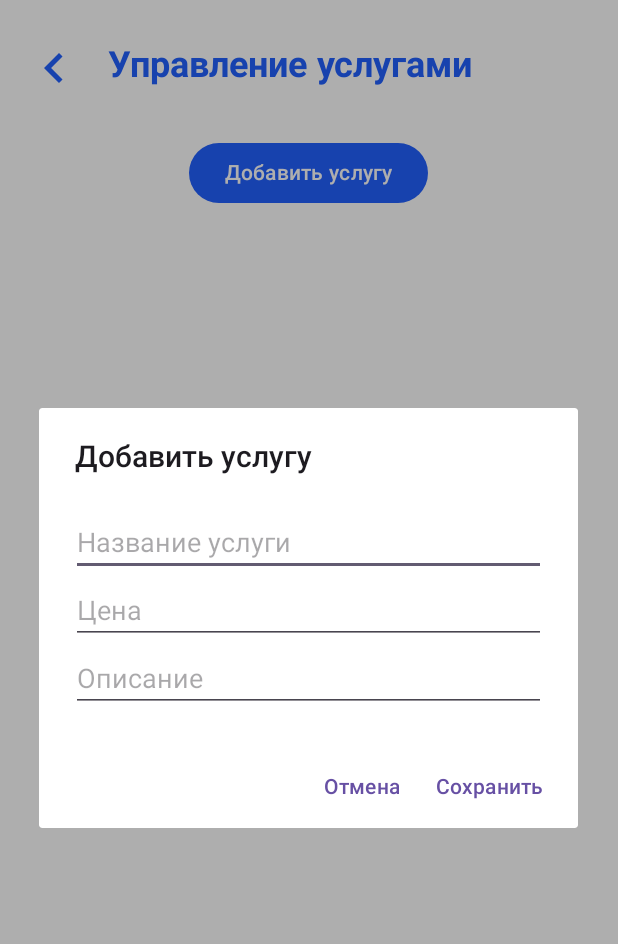
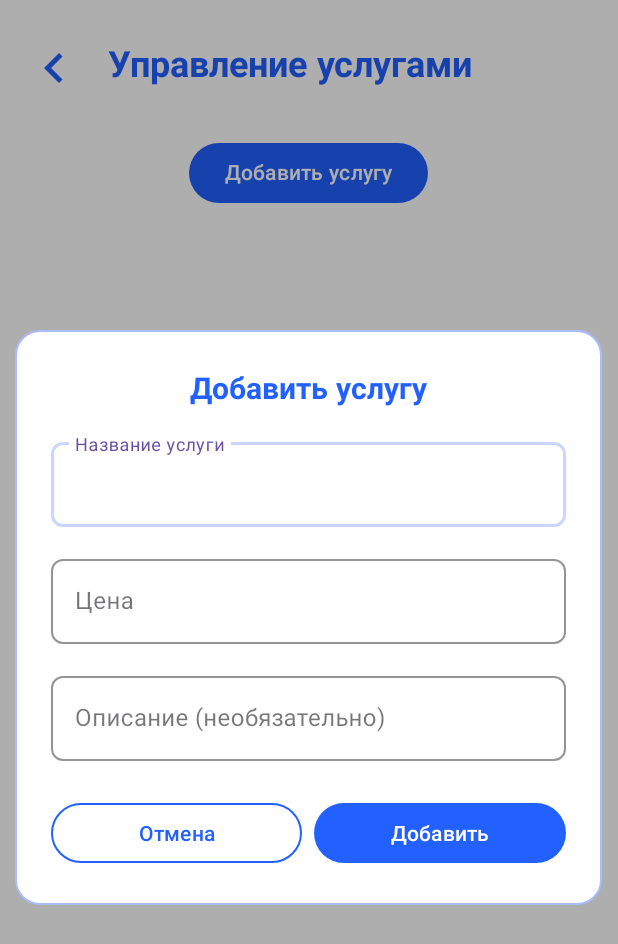
Before and after one commit to cherrra/Application, an Android app: the ServicesAdminActivity screen opened directly, with no data from a screen before it, after a tap on "Добавить услугу", on a phone screen of 412 x 824 dp. Shown: the top 944 px of the screen. Run offline under Robolectric (Android 15) with nearby library versions, the phone set to English and light mode, and no system bars; 4 statements that could not run were skipped.

Commit message:
upd: dialog window adm

```diff
--- a/app/src/main/java/com/example/application/ui/view/admin/ServicesAdminActivity.java
+++ b/app/src/main/java/com/example/application/ui/view/admin/ServicesAdminActivity.java
@@ -24,6 +24,7 @@ import com.example.application.R;
 import com.example.application.data.model.Service;
 import com.example.application.ui.viewmodel.ServiceViewModel;
 import com.example.application.utils.EncryptedSharedPrefs;
+import com.google.android.material.textfield.TextInputEditText;
 
 import org.json.JSONObject;
 
@@ -204,18 +205,106 @@ public class ServicesAdminActivity extends AppCompatActivity {
         button.setPadding(0, 0, 0, 0);
         button.setOnTouchListener(createTouchListener());
     }
+//    private void showAddServiceDialog() {
+//        showServiceDialog(null, "Добавить услугу", (name, price, description) -> {
+//            addService(name, price, description);
+//        });
+//    }
+//
+//    private void showEditServiceDialog(Service service) {
+//        showServiceDialog(service, "Редактировать услугу", (name, price, description) -> {
+//            updateService(service.getIdService(), name, price, description);
+//        });
+//    }
+
     private void showAddServiceDialog() {
-        showServiceDialog(null, "Добавить услугу", (name, price, description) -> {
-            addService(name, price, description);
+        View dialogView = getLayoutInflater().inflate(R.layout.dialog_add_service, null);
+
+        AlertDialog dialog = new AlertDialog.Builder(this)
+                .setView(dialogView)
+                .setCancelable(true)
+                .create();
+
+        dialog.getWindow().setBackgroundDrawableResource(android.R.color.transparent);
+
+        TextInputEditText nameInput = dialogView.findViewById(R.id.serviceNameInput);
+        TextInputEditText priceInput = dialogView.findViewById(R.id.servicePriceInput);
+        TextInputEditText descInput = dialogView.findViewById(R.id.serviceDescriptionInput);
+        Button cancelButton = dialogView.findViewById(R.id.cancelButton);
+        Button addButton = dialogView.findViewById(R.id.addButton);
+
+        cancelButton.setOnClickListener(v -> dialog.dismiss());
+
+        addButton.setOnClickListener(v -> {
+            String name = nameInput.getText().toString();
+            String priceStr = priceInput.getText().toString();
+            String description = descInput.getText().toString();
+
+            if (name.isEmpty() || priceStr.isEmpty()) {
+                if (name.isEmpty()) nameInput.setError("Введите название");
+                if (priceStr.isEmpty()) priceInput.setError("Введите цену");
+                return;
+            }
+
+            try {
+                double price = Double.parseDouble(priceStr);
+                addService(name, price, description);
+                dialog.dismiss();
+            } catch (NumberFormatException e) {
+                priceInput.setError("Введите корректную цену");
+            }
         });
+
+        dialog.show();
     }
 
     private void showEditServiceDialog(Service service) {
-        showServiceDialog(service, "Редактировать услугу", (name, price, description) -> {
-            updateService(service.getIdService(), name, price, description);
+        View dialogView = getLayoutInflater().inflate(R.layout.dialog_edit_service, null);
+
+        AlertDialog dialog = new AlertDialog.Builder(this)
+                .setView(dialogView)
+                .setCancelable(true)
+                .create();
+
+        dialog.getWindow().setBackgroundDrawableResource(android.R.color.transparent);
+
+        TextInputEditText nameInput = dialogView.findViewById(R.id.serviceNameInput);
+        TextInputEditText priceInput = dialogView.findViewById(R.id.servicePriceInput);
+        TextInputEditText descInput = dialogView.findViewById(R.id.serviceDescriptionInput);
+        Button cancelButton = dialogView.findViewById(R.id.cancelButton);
+        Button saveButton = dialogView.findViewById(R.id.saveButton);
+
+        // Установка значений из существующей услуги
+        nameInput.setText(service.getServiceName());
+        priceInput.setText(String.valueOf(service.getPrice()));
+        if (service.getDescription() != null) {
+            descInput.setText(service.getDescription());
+        }
+
+        cancelButton.setOnClickListener(v -> dialog.dismiss());
+
+        saveButton.setOnClickListener(v -> {
+            String name = nameInput.getText().toString();
+            String priceStr = priceInput.getText().toString();
+            String description = descInput.getText().toString();
+
+            if (name.isEmpty() || priceStr.isEmpty()) {
+                if (name.isEmpty()) nameInput.setError("Введите название");
+                if (priceStr.isEmpty()) priceInput.setError("Введите цену");
+                return;
+            }
+
+            try {
+                double price = Double.parseDouble(priceStr);
+                updateService(service.getIdService(), name, price, description);
+                dialog.dismiss();
+            } catch (NumberFormatException e) {
+                priceInput.setError("Введите корректную цену");
+            }
         });
+
+        dialog.show();
     }
-
     private void showServiceDialog(Service service, String title, ServiceDialogListener listener) {
         AlertDialog.Builder builder = new AlertDialog.Builder(this);
         builder.setTitle(title);
--- a/app/src/main/res/drawable/custom_spinner_dropdown.xml
+++ b/app/src/main/res/drawable/custom_spinner_dropdown.xml
@@ -1,6 +1,10 @@
+<?xml version="1.0" encoding="utf-8"?>
 <shape xmlns:android="http://schemas.android.com/apk/res/android"
     android:shape="rectangle">
     <solid android:color="#FFFFFF"/>
     <corners android:radius="8dp"/>
-    <stroke android:width="1dp" android:color="#CAD6FF"/>
+    <stroke android:width="2dp" android:color="#CAD6FF"/>
+    <padding
+        android:top="8dp"
+        android:bottom="8dp"/>
 </shape>
--- a/app/src/main/res/layout/activity_add_order.xml
+++ b/app/src/main/res/layout/activity_add_order.xml
@@ -56,10 +56,11 @@
             app:endIconTint="#2260FF">
 
 
-        <androidx.appcompat.widget.AppCompatSpinner
+            <androidx.appcompat.widget.AppCompatSpinner
                 android:id="@+id/carSpinner"
                 android:layout_width="match_parent"
                 android:layout_height="wrap_content"
+                android:minHeight="48dp"
                 android:background="@drawable/custom_spinner_background"
                 android:popupBackground="@drawable/custom_spinner_dropdown"
                 android:spinnerMode="dropdown"/>
--- a/app/src/main/res/layout/activity_details.xml
+++ b/app/src/main/res/layout/activity_details.xml
@@ -15,7 +15,7 @@
         android:layout_height="wrap_content"
         android:layout_marginTop="25dp"
         android:layout_marginBottom="24dp"
-        android:layout_marginStart="-24dp">>
+        android:layout_marginStart="-20dp">>
 
         <ImageView
             android:id="@+id/backArrow"
--- /dev/null
+++ b/app/src/main/res/layout/dialog_add_service.xml
@@ -0,0 +1,106 @@
+<?xml version="1.0" encoding="utf-8"?>
+<LinearLayout xmlns:android="http://schemas.android.com/apk/res/android"
+    xmlns:app="http://schemas.android.com/apk/res-auto"
+    android:layout_width="300dp"
+    android:layout_height="wrap_content"
+    android:orientation="vertical"
+    android:background="@drawable/dialog_background"
+    android:padding="24dp">
+
+    <TextView
+        android:layout_width="match_parent"
+        android:layout_height="wrap_content"
+        android:text="Добавить услугу"
+        android:textColor="#2260FF"
+        android:textSize="20sp"
+        android:fontFamily="@font/nunitosans_bold"
+        android:gravity="center"
+        android:layout_marginBottom="16dp"/>
+
+    <com.google.android.material.textfield.TextInputLayout
+        style="@style/Widget.MaterialComponents.TextInputLayout.OutlinedBox"
+        android:layout_width="match_parent"
+        android:layout_height="wrap_content"
+        android:layout_marginBottom="16dp"
+        app:boxStrokeColor="#CAD6FF"
+        app:boxCornerRadiusTopStart="8dp"
+        app:boxCornerRadiusTopEnd="8dp"
+        app:boxCornerRadiusBottomEnd="8dp"
+        app:boxCornerRadiusBottomStart="8dp">
+
+        <com.google.android.material.textfield.TextInputEditText
+            android:id="@+id/serviceNameInput"
+            android:layout_width="match_parent"
+            android:layout_height="wrap_content"
+            android:hint="Название услуги"/>
+    </com.google.android.material.textfield.TextInputLayout>
+
+    <com.google.android.material.textfield.TextInputLayout
+        style="@style/Widget.MaterialComponents.TextInputLayout.OutlinedBox"
+        android:layout_width="match_parent"
+        android:layout_height="wrap_content"
+        android:layout_marginBottom="16dp"
+        app:boxStrokeColor="#CAD6FF"
+        app:boxCornerRadiusTopStart="8dp"
+        app:boxCornerRadiusTopEnd="8dp"
+        app:boxCornerRadiusBottomEnd="8dp"
+        app:boxCornerRadiusBottomStart="8dp">
+
+        <com.google.android.material.textfield.TextInputEditText
+            android:id="@+id/servicePriceInput"
+            android:layout_width="match_parent"
+            android:layout_height="wrap_content"
+            android:hint="Цена"
+            android:inputType="numberDecimal"/>
+    </com.google.android.material.textfield.TextInputLayout>
+
+    <com.google.android.material.textfield.TextInputLayout
+        style="@style/Widget.MaterialComponents.TextInputLayout.OutlinedBox"
+        android:layout_width="match_parent"
+        android:layout_height="wrap_content"
+        android:layout_marginBottom="24dp"
+        app:boxStrokeColor="#CAD6FF"
+        app:boxCornerRadiusTopStart="8dp"
+        app:boxCornerRadiusTopEnd="8dp"
+        app:boxCornerRadiusBottomEnd="8dp"
+        app:boxCornerRadiusBottomStart="8dp">
+
+        <com.google.android.material.textfield.TextInputEditText
+            android:id="@+id/serviceDescriptionInput"
+            android:layout_width="match_parent"
+            android:layout_height="wrap_content"
+            android:hint="Описание (необязательно)"/>
+    </com.google.android.material.textfield.TextInputLayout>
+
+    <LinearLayout
+        android:layout_width="match_parent"
+        android:layout_height="wrap_content"
+        android:orientation="horizontal"
+        android:gravity="center">
+
+        <com.google.android.material.button.MaterialButton
+            android:id="@+id/cancelButton"
+            android:layout_width="0dp"
+            android:layout_height="48dp"
+            android:layout_weight="1"
+            android:layout_marginEnd="8dp"
+            android:text="Отмена"
+            android:textColor="#2260FF"
+            android:fontFamily="@font/nunitosans_semibold"
+            app:cornerRadius="24dp"
+            app:strokeColor="#2260FF"
+            app:strokeWidth="1dp"
+            app:backgroundTint="@android:color/transparent"/>
+
+        <com.google.android.material.button.MaterialButton
+            android:id="@+id/addButton"
+            android:layout_width="0dp"
+            android:layout_height="48dp"
+            android:layout_weight="1"
+            android:text="Добавить"
+            android:textColor="@color/white"
+            android:fontFamily="@font/nunitosans_semibold"
+            app:backgroundTint="#2260FF"
+            app:cornerRadius="24dp"/>
+    </LinearLayout>
+</LinearLayout>
--- a/app/src/main/res/values/styles.xml
+++ b/app/src/main/res/values/styles.xml
@@ -4,4 +4,5 @@
         <item name="android:windowEnterAnimation">@android:anim/fade_in</item>
         <item name="android:windowExitAnimation">@android:anim/fade_out</item>
     </style>
+
 </resources>
```
Also changed, not shown: app/src/main/java/com/example/application/ui/view/admin/HomeAdminActivity.java (+36 -27 lines), app/src/main/res/drawable/custom_spinner_background.xml (+8 -2 lines), app/src/main/res/layout/activity_orders.xml (+8 -8 lines), app/src/main/res/layout/dialog_add_category.xml (added, +69 -0 lines), app/src/main/res/layout/dialog_edit_category.xml (added, +69 -0 lines), app/src/main/res/layout/dialog_edit_service.xml (added, +106 -0 lines).
